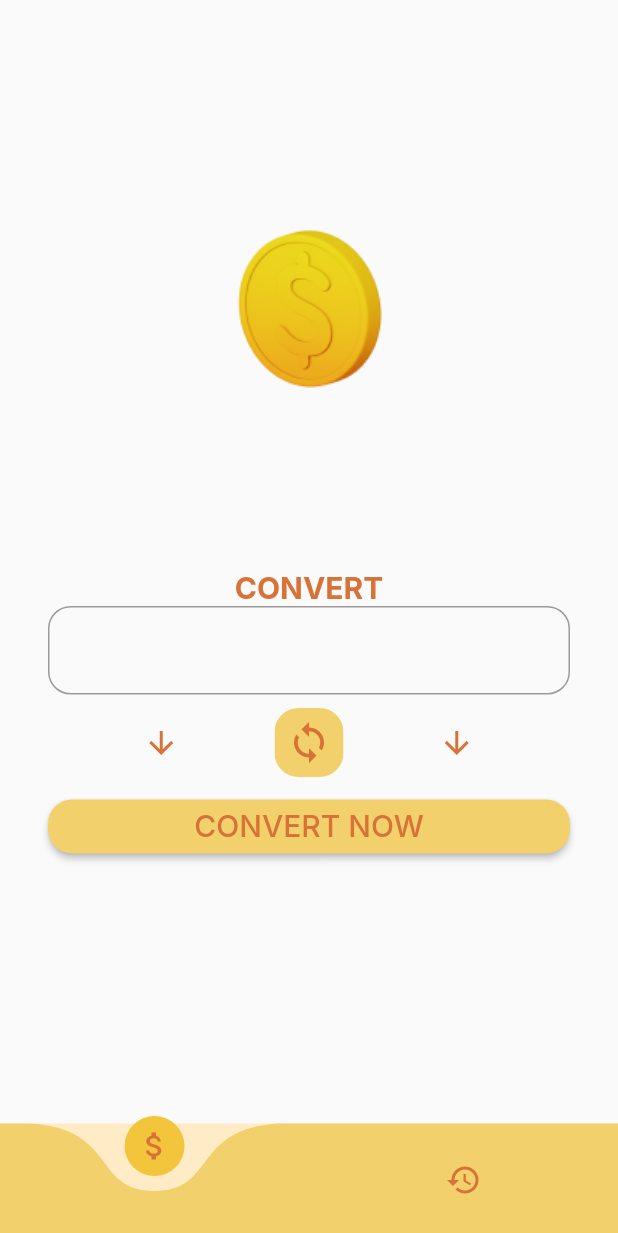
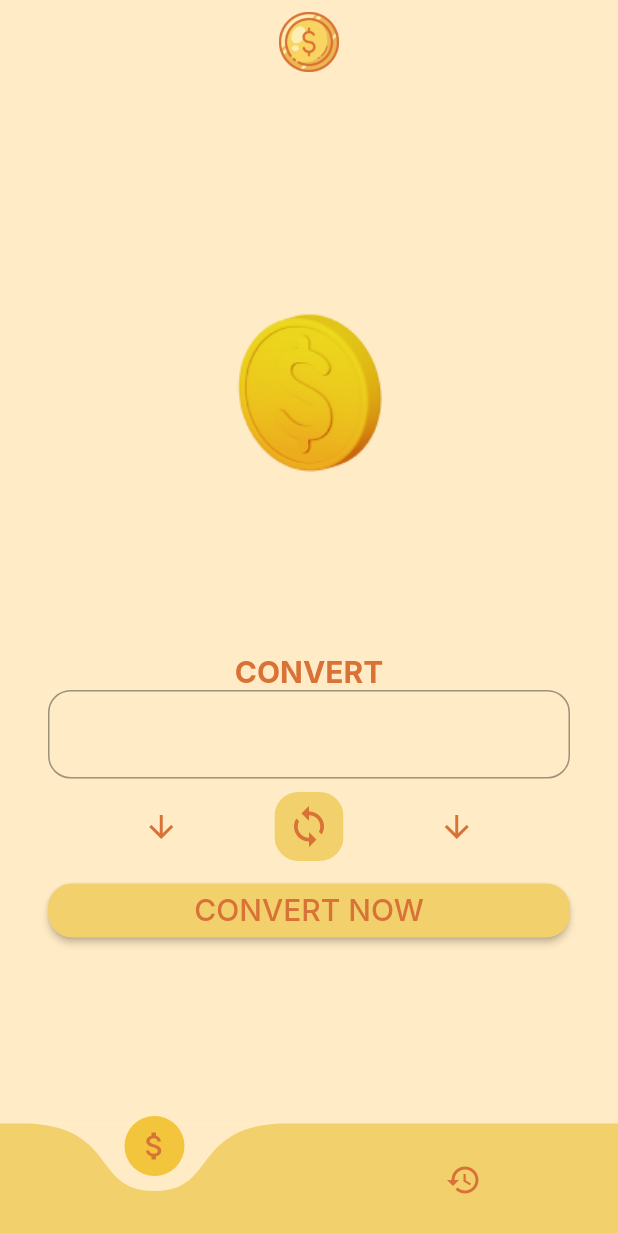
Before and after one commit to EmmanuelPereira1/convert_coin, a Flutter app: the screen it shows once a user with an empty profile is signed in, on a phone screen of 412 x 824 dp. Shown: the top 1233 px of the screen. Run offline on Flutter 3.47's test engine with Material 2 defaults, Android fonts, the phone set to English and light mode, and no system bars; drawn by our look-alikes of curved_navigation_bar; our stand-ins replace cloud_firestore, dio, firebase_auth, firebase_core, flutter_mobx, google_fonts and 2 more; accounts and stored records are empty; generated files the repository leaves out were written again; network calls fail.

Commit message:
scaffold_in_convert_page

```diff
--- a/lib/features/pages/convert/view/view_convert_page.dart
+++ b/lib/features/pages/convert/view/view_convert_page.dart
@@ -23,10 +23,25 @@ class _ViewConvertPageState extends State<ViewConvertPage> {
 
   @override
   Widget build(BuildContext context) {
-
-    return SingleChildScrollView(
-      child: Padding(
+    return Scaffold(
+    backgroundColor: const Color(0xFFFFEBC5),
+      extendBody: true,
+      appBar: AppBar(
+        elevation: 0,
+        backgroundColor: Colors.transparent,
+        centerTitle: true,
+        title: Hero(
+          tag: 'logo',
+          child: Image.asset(
+            'lib/assets/coin.png',
+            height: 40,
+            width: 40,
+          ),
+        ),
+      ),
+      body: Padding(
         padding: const EdgeInsets.all(32.0),
+        child: SingleChildScrollView(
           child: Column(
             mainAxisSize: MainAxisSize.min,
             crossAxisAlignment: CrossAxisAlignment.stretch,
@@ -228,6 +243,7 @@ class _ViewConvertPageState extends State<ViewConvertPage> {
             ],
           ),
         ),
+      ),
     );
   }
 }
```
Lines whose indentation alone changed are shown as unchanged.
